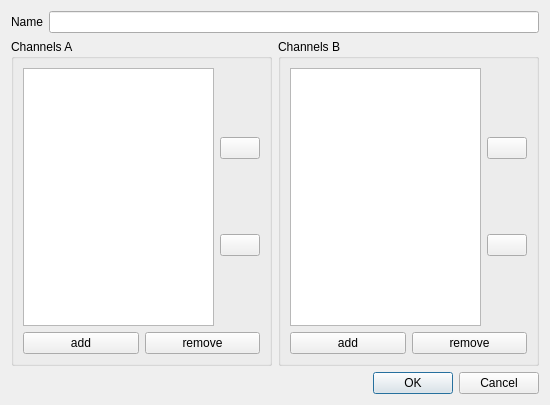
Qt form src/zonedialog.ui (hmatuschek/qdmr) before a commit.
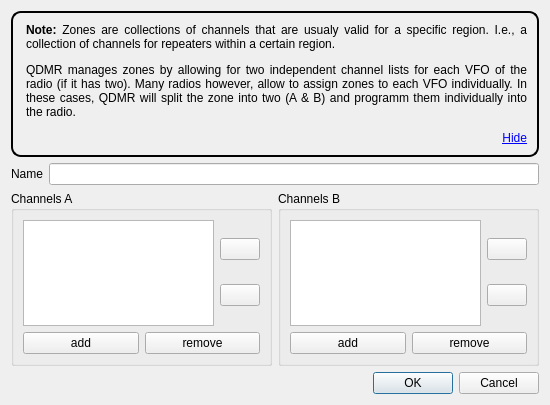
The same form after that commit. Icons and pictures are not drawn.

Commit message: Added zone hint to ZoneDialog.

What changed in the file:
```diff
--- a/src/zonedialog.ui
+++ b/src/zonedialog.ui
@@ -14,6 +14,22 @@
    <string>Edit Zone</string>
   </property>
   <layout class="QVBoxLayout" name="verticalLayout">
+   <item>
+    <widget class="QLabel" name="zoneHint">
+     <property name="styleSheet">
+      <string notr="true">padding:10px;border: 2px solid black; border-radius: 10px;</string>
+     </property>
+     <property name="text">
+      <string>&lt;html&gt;&lt;head/&gt;&lt;body&gt;&lt;p align=&quot;justify&quot;&gt;&lt;span style=&quot; font-weight:600;&quot;&gt;Note:&lt;/span&gt; Zones are collections of channels that are usualy valid for a specific region. I.e., a collection of channels for repeaters within a certain region. &lt;/p&gt;&lt;p align=&quot;justify&quot;&gt;QDMR manages zones by allowing for two independent channel lists for each VFO of the radio (if it has two). Many radios however, allow to assign zones to each VFO individually. In these cases, QDMR will split the zone into two (A &amp;amp; B) and programm  them individually into the radio.&lt;/p&gt;&lt;p align=&quot;right&quot;&gt;&lt;a href=&quot;#hide&quot;&gt;&lt;span style=&quot; text-decoration: underline; color:#0000ff;&quot;&gt;Hide&lt;/span&gt;&lt;/a&gt;&lt;/p&gt;&lt;/body&gt;&lt;/html&gt;</string>
+     </property>
+     <property name="textFormat">
+      <enum>Qt::RichText</enum>
+     </property>
+     <property name="wordWrap">
+      <bool>true</bool>
+     </property>
+    </widget>
+   </item>
    <item>
     <layout class="QHBoxLayout" name="horizontalLayout">
      <item>
```
The commit also changes 5 other files.
